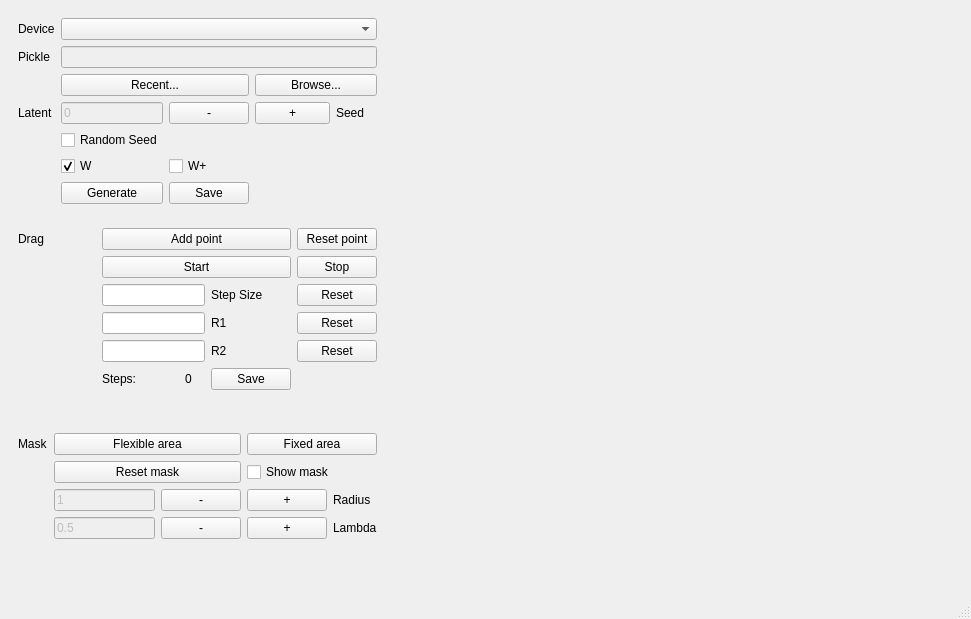
Qt form ui/mainwindow.ui (Mech-Who/MyDragGAN) before a commit.
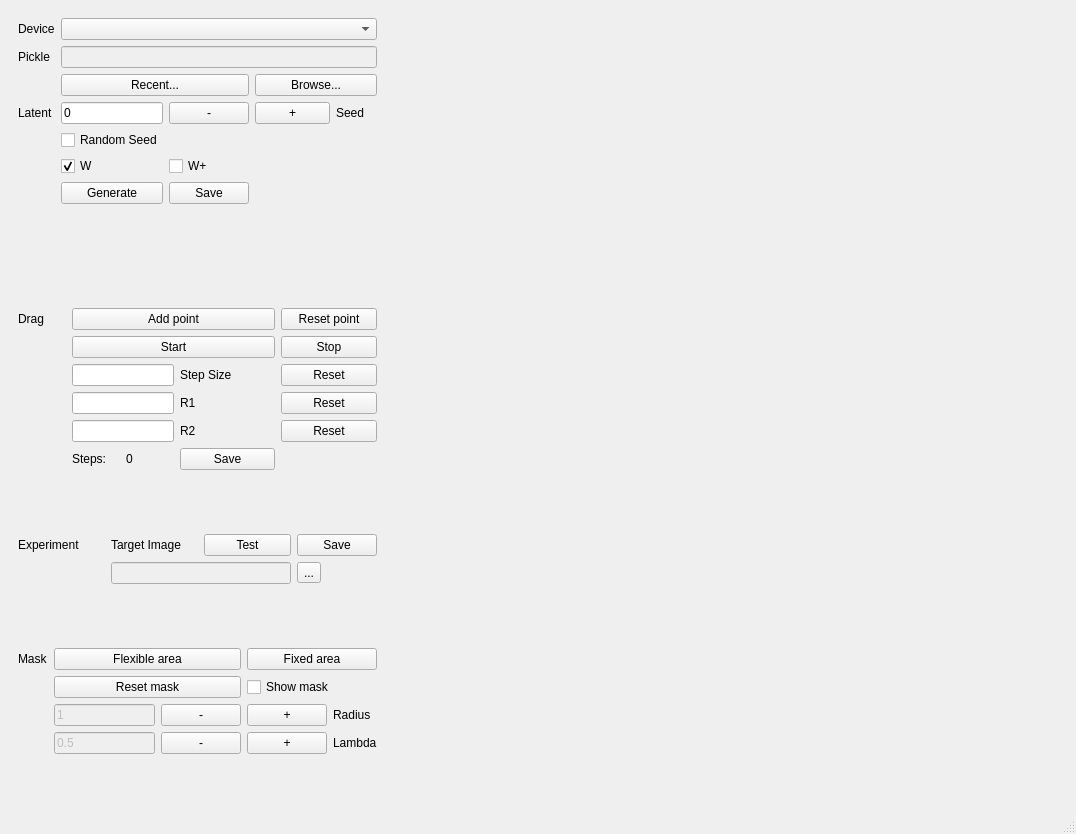
The same form after that commit. Custom widgets are drawn as their Qt base class.

Commit message: 添加按人脸关键点的experiment

```diff
--- a/ui/mainwindow.ui
+++ b/ui/mainwindow.ui
@@ -6,18 +6,66 @@
    <rect>
     <x>0</x>
     <y>0</y>
-    <width>971</width>
-    <height>619</height>
+    <width>1076</width>
+    <height>834</height>
    </rect>
   </property>
   <property name="windowTitle">
    <string>MainWindow</string>
   </property>
   <widget class="QWidget" name="centralwidget">
-   <layout class="QGridLayout" name="gridLayout" rowstretch="7,10,0" columnstretch="1,3">
+   <layout class="QGridLayout" name="gridLayout" rowstretch="7,0,0,0,0" columnstretch="1,3">
     <property name="spacing">
      <number>6</number>
     </property>
+    <item row="2" column="0">
+     <widget class="QWidget" name="experiment" native="true">
+      <layout class="QGridLayout" name="gridLayout_5" columnstretch="0,0,0,0">
+       <item row="2" column="3">
+        <widget class="QToolButton" name="TargetImage_ToolButton">
+         <property name="text">
+          <string>...</string>
+         </property>
+        </widget>
+       </item>
+       <item row="0" column="0">
+        <widget class="QLabel" name="Experiment_Label">
+         <property name="text">
+          <string>Experiment</string>
+         </property>
+        </widget>
+       </item>
+       <item row="0" column="1">
+        <widget class="QLabel" name="TargetImage_Label">
+         <property name="text">
+          <string>Target Image</string>
+         </property>
+        </widget>
+       </item>
+       <item row="2" column="1" colspan="2">
+        <widget class="QLineEdit" name="TargetImage_LineEdit">
+         <property name="enabled">
+          <bool>false</bool>
+         </property>
+        </widget>
+       </item>
+       <item row="0" column="2">
+        <widget class="QPushButton" name="Test_PushButton">
+         <property name="text">
+          <string>Test</string>
+         </property>
+        </widget>
+       </item>
+       <item row="0" column="3">
+        <widget class="QPushButton" name="SaveExperiment_PushButton">
+         <property name="text">
+          <string>Save</string>
+         </property>
+        </widget>
+       </item>
+      </layout>
+     </widget>
+    </item>
     <item row="0" column="0">
      <widget class="QWidget" name="model" native="true">
       <property name="sizePolicy">
@@ -93,7 +141,7 @@
        <item row="3" column="1">
         <widget class="QLineEdit" name="Seed_LineEdit">
          <property name="enabled">
-          <bool>false</bool>
+          <bool>true</bool>
          </property>
          <property name="text">
           <string>0</string>
@@ -184,23 +232,162 @@
       </layout>
      </widget>
     </item>
+    <item row="4" column="0">
+     <widget class="QWidget" name="mask" native="true">
+      <layout class="QGridLayout" name="gridLayout_4" columnstretch="0,0,0,0,0">
+       <item row="2" column="3">
+        <widget class="QPushButton" name="Plus4Radius_PushButton">
+         <property name="text">
+          <string>+</string>
+         </property>
+        </widget>
+       </item>
+       <item row="3" column="2">
+        <widget class="QPushButton" name="Minus4Lambda_PushButton">
+         <property name="text">
+          <string>-</string>
+         </property>
+        </widget>
+       </item>
+       <item row="4" column="2">
+        <spacer name="verticalSpacer_2">
+         <property name="orientation">
+          <enum>Qt::Vertical</enum>
+         </property>
+         <property name="sizeHint" stdset="0">
+          <size>
+           <width>20</width>
+           <height>40</height>
+          </size>
+         </property>
+        </spacer>
+       </item>
+       <item row="3" column="1">
+        <widget class="QLineEdit" name="Lambda_LineEdit">
+         <property name="enabled">
+          <bool>false</bool>
+         </property>
+         <property name="text">
+          <string>0.5</string>
+         </property>
+        </widget>
+       </item>
+       <item row="1" column="3" colspan="2">
+        <widget class="QCheckBox" name="ShowMask_CheckBox">
+         <property name="text">
+          <string>Show mask</string>
+         </property>
+        </widget>
+       </item>
+       <item row="1" column="1" colspan="2">
+        <widget class="QPushButton" name="ResetMask_PushButton">
+         <property name="text">
+          <string>Reset mask</string>
+         </property>
+        </widget>
+       </item>
+       <item row="0" column="0">
+        <widget class="QLabel" name="Mask_Label">
+         <property name="text">
+          <string>Mask</string>
+         </property>
+        </widget>
+       </item>
+       <item row="3" column="4">
+        <widget class="QLabel" name="Lambda_Label">
+         <property name="text">
+          <string>Lambda</string>
+         </property>
+        </widget>
+       </item>
+       <item row="2" column="4">
+        <widget class="QLabel" name="Radius_Label">
+         <property name="text">
+          <string>Radius</string>
+         </property>
+        </widget>
+       </item>
+       <item row="2" column="1">
+        <widget class="QLineEdit" name="Radius_LineEdit">
+         <property name="enabled">
+          <bool>false</bool>
+         </property>
+         <property name="text">
+          <string>1</string>
+         </property>
+        </widget>
+       </item>
+       <item row="0" column="1" colspan="2">
+        <widget class="QPushButton" name="FlexibleArea_PushButton">
+         <property name="text">
+          <string>Flexible area</string>
+         </property>
+        </widget>
+       </item>
+       <item row="2" column="2">
+        <widget class="QPushButton" name="Minus4Radius_PushButton">
+         <property name="text">
+          <string>-</string>
+         </property>
+        </widget>
+       </item>
+       <item row="3" column="3">
+        <widget class="QPushButton" name="Plus4Lambda_PushButton">
+         <property name="text">
+          <string>+</string>
+         </property>
+        </widget>
+       </item>
+       <item row="0" column="3" colspan="2">
+        <widget class="QPushButton" name="FixedArea_PushButton">
+         <property name="text">
+          <string>Fixed area</string>
+         </property>
+        </widget>
+       </item>
+      </layout>
+     </widget>
+    </item>
+    <item row="0" column="1" rowspan="5">
+     <widget class="ImageWidget" name="Image_Widget" native="true"/>
+    </item>
     <item row="1" column="0">
      <widget class="QWidget" name="drag" native="true">
-      <layout class="QGridLayout" name="gridLayout_3" columnstretch="4,4,1,1,4">
-       <item row="4" column="4">
-        <widget class="QPushButton" name="Reset4StepSize_PushButton">
+      <layout class="QGridLayout" name="gridLayout_3" columnstretch="1,1,1,2,2">
+       <item row="5" column="1" colspan="2">
+        <widget class="QLineEdit" name="R1_LineEdit"/>
+       </item>
+       <item row="8" column="2">
+        <widget class="QLabel" name="StepNumber_Label">
+         <property name="text">
+          <string>0</string>
+         </property>
+        </widget>
+       </item>
+       <item row="1" column="4">
+        <widget class="QPushButton" name="Stop_PushButton">
+         <property name="text">
+          <string>Stop</string>
+         </property>
+        </widget>
+       </item>
+       <item row="6" column="4">
+        <widget class="QPushButton" name="Reset4R2_PushButton">
          <property name="text">
           <string>Reset</string>
          </property>
         </widget>
        </item>
-       <item row="0" column="0">
-        <widget class="QLabel" name="Drag_Label">
+       <item row="4" column="3">
+        <widget class="QLabel" name="StepSize_Label">
          <property name="text">
-          <string>Drag</string>
+          <string>Step Size</string>
          </property>
         </widget>
        </item>
+       <item row="4" column="1" colspan="2">
+        <widget class="QLineEdit" name="StepSize_LineEdit"/>
+       </item>
        <item row="6" column="1" colspan="2">
         <widget class="QLineEdit" name="R2_LineEdit"/>
        </item>
@@ -211,19 +398,6 @@
          </property>
         </widget>
        </item>
-       <item row="4" column="1" colspan="2">
-        <widget class="QLineEdit" name="StepSize_LineEdit"/>
-       </item>
-       <item row="8" column="1">
-        <widget class="QLabel" name="Steps_Label">
-         <property name="text">
-          <string>Steps:</string>
-         </property>
-        </widget>
-       </item>
-       <item row="5" column="1" colspan="2">
-        <widget class="QLineEdit" name="R1_LineEdit"/>
-       </item>
        <item row="1" column="1" colspan="3">
         <widget class="QPushButton" name="Start_PushButton">
          <property name="text">
@@ -231,6 +405,13 @@
          </property>
         </widget>
        </item>
+       <item row="0" column="4">
+        <widget class="QPushButton" name="ResetPoint_PushButton">
+         <property name="text">
+          <string>Reset point</string>
+         </property>
+        </widget>
+       </item>
        <item row="5" column="4">
         <widget class="QPushButton" name="Reset4R1_PushButton">
          <property name="text">
@@ -238,6 +419,13 @@
          </property>
         </widget>
        </item>
+       <item row="4" column="4">
+        <widget class="QPushButton" name="Reset4StepSize_PushButton">
+         <property name="text">
+          <string>Reset</string>
+         </property>
+        </widget>
+       </item>
        <item row="0" column="1" colspan="3">
         <widget class="QPushButton" name="AddPoint_PushButton">
          <property name="text">
@@ -245,17 +433,17 @@
          </property>
         </widget>
        </item>
-       <item row="8" column="2">
-        <widget class="QLabel" name="StepNumber_Label">
+       <item row="0" column="0">
+        <widget class="QLabel" name="Drag_Label">
          <property name="text">
-          <string>0</string>
+          <string>Drag</string>
          </property>
         </widget>
        </item>
-       <item row="0" column="4">
-        <widget class="QPushButton" name="ResetPoint_PushButton">
+       <item row="8" column="1">
+        <widget class="QLabel" name="Steps_Label">
          <property name="text">
-          <string>Reset point</string>
+          <string>Steps:</string>
          </property>
         </widget>
        </item>
@@ -273,27 +461,6 @@
          </property>
         </widget>
        </item>
-       <item row="6" column="4">
-        <widget class="QPushButton" name="Reset4R2_PushButton">
-         <property name="text">
-          <string>Reset</string>
-         </property>
-        </widget>
-       </item>
-       <item row="4" column="3">
-        <widget class="QLabel" name="StepSize_Label">
-         <property name="text">
-          <string>Step Size</string>
-         </property>
-        </widget>
-       </item>
-       <item row="1" column="4">
-        <widget class="QPushButton" name="Stop_PushButton">
-         <property name="text">
-          <string>Stop</string>
-         </property>
-        </widget>
-       </item>
        <item row="9" column="2">
         <spacer name="verticalSpacer">
          <property name="orientation">
@@ -310,124 +477,18 @@
       </layout>
      </widget>
     </item>
-    <item row="2" column="0">
-     <widget class="QWidget" name="mask" native="true">
-      <layout class="QGridLayout" name="gridLayout_4" columnstretch="0,0,0,0,0">
-       <item row="1" column="3" colspan="2">
-        <widget class="QCheckBox" name="ShowMask_CheckBox">
-         <property name="text">
-          <string>Show mask</string>
-         </property>
-        </widget>
-       </item>
-       <item row="0" column="0">
-        <widget class="QLabel" name="Mask_Label">
-         <property name="text">
-          <string>Mask</string>
-         </property>
-        </widget>
-       </item>
-       <item row="2" column="1">
-        <widget class="QLineEdit" name="Radius_LineEdit">
-         <property name="enabled">
-          <bool>false</bool>
-         </property>
-         <property name="text">
-          <string>1</string>
-         </property>
-        </widget>
-       </item>
-       <item row="2" column="2">
-        <widget class="QPushButton" name="Minus4Radius_PushButton">
-         <property name="text">
-          <string>-</string>
-         </property>
-        </widget>
-       </item>
-       <item row="0" column="1" colspan="2">
-        <widget class="QPushButton" name="FlexibleArea_PushButton">
-         <property name="text">
-          <string>Flexible area</string>
-         </property>
-        </widget>
-       </item>
-       <item row="3" column="1">
-        <widget class="QLineEdit" name="Lambda_LineEdit">
-         <property name="enabled">
-          <bool>false</bool>
-         </property>
-         <property name="text">
-          <string>0.5</string>
-         </property>
-        </widget>
-       </item>
-       <item row="3" column="4">
-        <widget class="QLabel" name="Drag_Label_5">
-         <property name="text">
-          <string>Lambda</string>
-         </property>
-        </widget>
-       </item>
-       <item row="2" column="3">
-        <widget class="QPushButton" name="Plus4Radius_PushButton">
-         <property name="text">
-          <string>+</string>
-         </property>
-        </widget>
-       </item>
-       <item row="2" column="4">
-        <widget class="QLabel" name="Drag_Label_4">
-         <property name="text">
-          <string>Radius</string>
-         </property>
-        </widget>
-       </item>
-       <item row="3" column="2">
-        <widget class="QPushButton" name="Minus4Lambda_PushButton">
-         <property name="text">
-          <string>-</string>
-         </property>
-        </widget>
-       </item>
-       <item row="1" column="1" colspan="2">
-        <widget class="QPushButton" name="ResetMask_PushButton">
-         <property name="text">
-          <string>Reset mask</string>
-         </property>
-        </widget>
-       </item>
-       <item row="3" column="3">
-        <widget class="QPushButton" name="Plus4Lambda_PushButton">
-         <property name="text">
-          <string>+</string>
-         </property>
-        </widget>
-       </item>
-       <item row="0" column="3" colspan="2">
-        <widget class="QPushButton" name="FixedArea_PushButton">
-         <property name="text">
-          <string>Fixed area</string>
-         </property>
-        </widget>
-       </item>
-       <item row="4" column="2">
-        <spacer name="verticalSpacer_2">
-         <property name="orientation">
-          <enum>Qt::Vertical</enum>
-         </property>
-         <property name="sizeHint" stdset="0">
-          <size>
-           <width>20</width>
-           <height>40</height>
-          </size>
-         </property>
-        </spacer>
-       </item>
-      </layout>
-     </widget>
-    </item>
-    <item row="0" column="1" rowspan="3">
-     <widget class="ImageWidget" name="Image_Widget" native="true"/>
+    <item row="3" column="0">
+     <spacer name="verticalSpacer_4">
+      <property name="orientation">
+       <enum>Qt::Vertical</enum>
+      </property>
+      <property name="sizeHint" stdset="0">
+       <size>
+        <width>20</width>
+        <height>40</height>
+       </size>
+      </property>
+     </spacer>
     </item>
    </layout>
   </widget>
```
Left out of the diff: 2 changed lines with no effect on the pictures. The commit also changes 6 other files.
